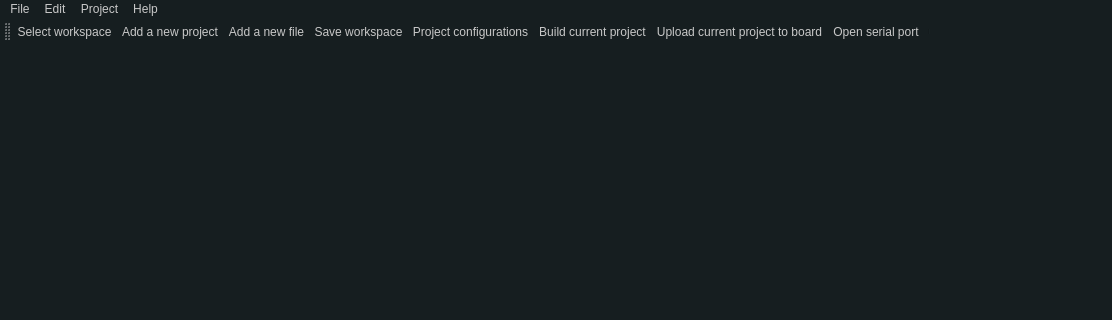
Above: src/mainwindow.ui from aporto/mariamole before the change; both pictures show x 0 to 1112 and y 0 to 320 of the 1112 by 673 pixel window. Below: the same form after it.
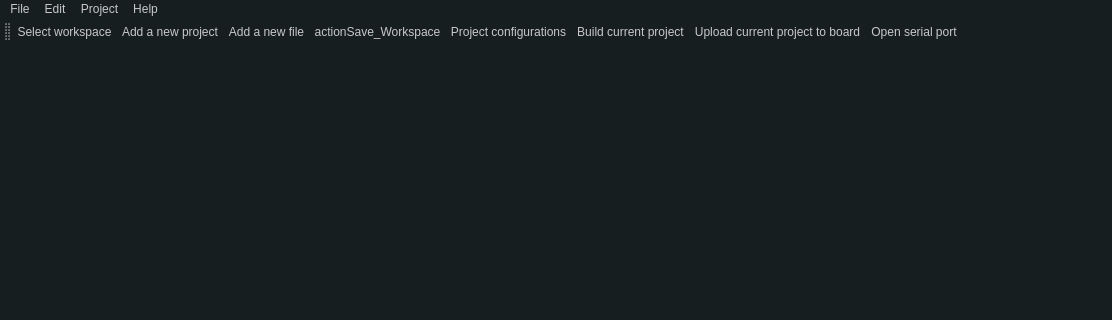
That is the form after the change. The open tabs and pages were chosen to show the change. Icons and pictures are not drawn.

What changed in the file:
```diff
--- a/src/mainwindow.ui
+++ b/src/mainwindow.ui
@@ -864,10 +864,7 @@
      <normaloff>:/MainWindow/resources/save_all.png</normaloff>:/MainWindow/resources/save_all.png</iconset>
    </property>
    <property name="text">
-    <string>Save workspace</string>
-   </property>
-   <property name="toolTip">
-    <string>Save workspace</string>
+    <string>actionSave_Workspace</string>
    </property>
   </action>
   <action name="actionProject_configurations">
```
Left out of the diff: 36 changed lines with no effect on the pictures.
